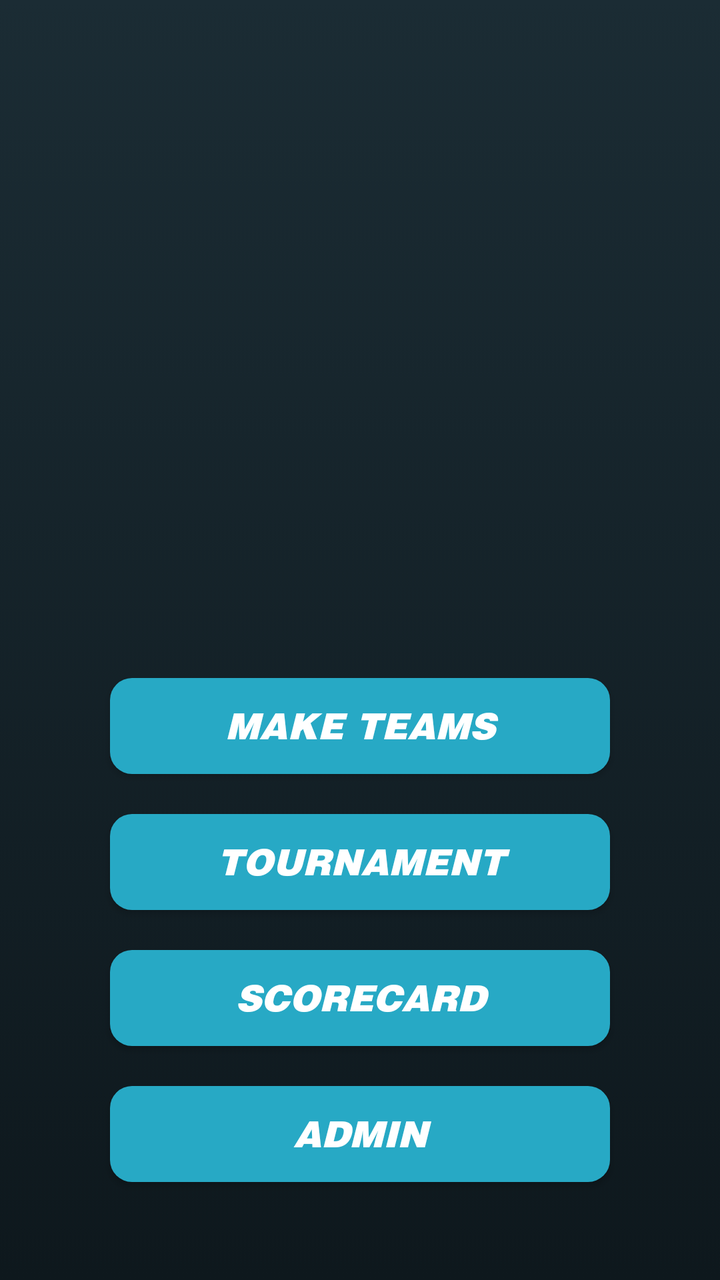
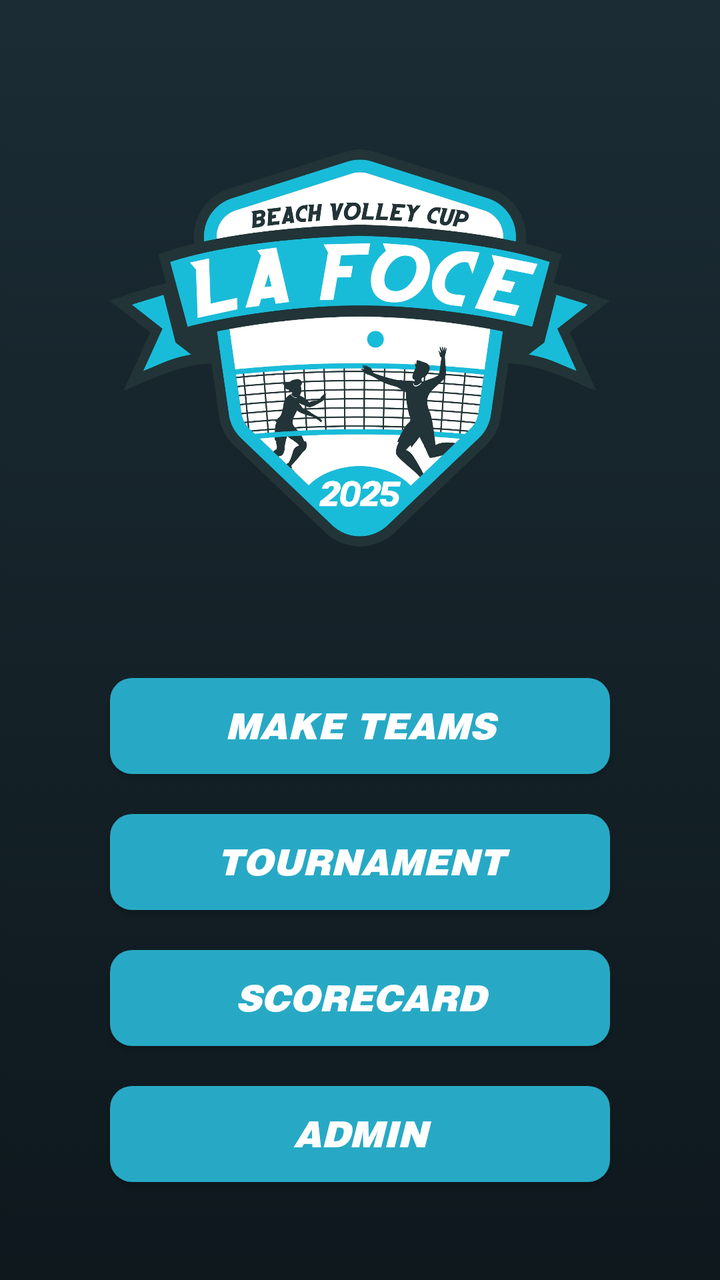

An Android layout rendered at two revisions. The XML below is the earlier revision; the diff shows what the commit changed to produce the second picture.
<!-- AndroidManifest.xml: activity theme Theme.MyApplication -->
<!-- res/layout/activity_main.xml -->
<?xml version="1.0" encoding="utf-8"?>
<LinearLayout xmlns:android="http://schemas.android.com/apk/res/android"
    android:layout_width="match_parent"
    android:layout_height="match_parent"
    android:gravity="center"
    android:orientation="vertical"
    android:padding="35dp">

    <ImageView
        android:id="@+id/imgLogo"
        android:layout_width="250dp"
        android:layout_height="250dp"
        android:src="@mipmap/logo_2025"
        android:clickable="true"
        android:focusable="true"
        android:contentDescription="@string/app_name"
        android:layout_marginBottom="40dp" />

    <TextView
        android:id="@+id/txtDB"
        android:layout_width="match_parent"
        android:layout_height="wrap_content"
        android:text="@string/staging_label"
        android:background="@color/main_orange"
        android:fontFamily="@font/helvetica_black"
        android:textStyle="bold|italic"
        android:textColor="@color/main_blue"
        android:textAlignment="center"
        android:textSize="22sp"
        android:visibility="gone"
        android:layout_marginBottom="10dp" />

    
    <Button
        android:id="@+id/btnOpenLive"
        android:layout_width="250dp"
        android:layout_height="wrap_content"
        android:background="@drawable/bg_live_badge"
        android:fontFamily="@font/helvetica_black"
        android:textStyle="bold|italic"
        android:textColor="@color/white"
        android:text="● LIVE"
        android:textAllCaps="true"
        android:textSize="18sp"
        android:paddingVertical="10dp"
        android:visibility="gone"
        android:layout_marginBottom="20dp" />

    <Button
        android:id="@+id/btnOpenGenerate"
        android:background="@drawable/buttons_main"
        android:fontFamily="@font/helvetica_black"
        android:textStyle="bold|italic"
        android:textColor="@color/white"
        android:layout_width="250dp"
        android:layout_height="wrap_content"
        android:text="@string/make_squads"
        android:textAllCaps="true"
        android:textSize="18sp"
        android:layout_marginBottom="20dp" />

    <Button
        android:id="@+id/btnOpenTournament"
        android:background="@drawable/buttons_main"
        android:fontFamily="@font/helvetica_black"
        android:textStyle="bold|italic"
        android:textColor="@color/white"
        android:layout_width="250dp"
        android:layout_height="wrap_content"
        android:text="@string/tournament"
        android:textAllCaps="true"
        android:textSize="18sp"
        android:layout_marginBottom="20dp" />

    <Button
        android:id="@+id/btnOpenScorecard"
        android:background="@drawable/buttons_main"
        android:fontFamily="@font/helvetica_black"
        android:textStyle="bold|italic"
        android:textColor="@color/white"
        android:layout_width="250dp"
        android:layout_height="wrap_content"
        android:text="@string/scorecard"
        android:textAllCaps="true"
        android:textSize="18sp"
        android:layout_marginBottom="20dp" />

    <Button
        android:id="@+id/btnOpenLogin"
        android:background="@drawable/buttons_main"
        android:fontFamily="@font/helvetica_black"
        android:textStyle="bold|italic"
        android:textColor="@color/white"
        android:layout_width="250dp"
        android:layout_height="wrap_content"
        android:text="@string/admin"
        android:textAllCaps="true"
        android:textSize="18sp" />
</LinearLayout>
<!-- resources referenced by this layout -->
<resources>
  <color name="main_blue">#27A9C5</color>
  <color name="main_orange">#FE7B00</color>
  <color name="white">#FFFFFFFF</color>
  <!-- drawable bg_live_badge (drawable) -->
  <?xml version="1.0" encoding="utf-8"?>
  <shape xmlns:android="http://schemas.android.com/apk/res/android"
      android:shape="rectangle">
      <solid android:color="@color/button_danger" />
      <corners android:radius="20dp" />
  </shape>
  <!-- drawable buttons_main (drawable) -->
  <?xml version="1.0" encoding="utf-8"?>
  <selector xmlns:android="http://schemas.android.com/apk/res/android">
      
      <item android:state_pressed="true"
          android:drawable="@drawable/button_main_pressed" />
  
      
      <item android:drawable="@drawable/button_main_default" />
  </selector>
  <!-- mipmap logo_2025 (mipmap-anydpi-v26) -->
  <?xml version="1.0" encoding="utf-8"?>
  <adaptive-icon xmlns:android="http://schemas.android.com/apk/res/android">
      <background android:drawable="@color/ic_launcher_background" />
      <foreground android:drawable="@mipmap/ic_launcher_foreground" />
  </adaptive-icon>
  <string name="admin">ADMIN</string>
  <string name="app_name" translatable="false">Team Maker</string>
  <string name="make_squads">MAKE TEAMS</string>
  <string name="scorecard">SCORECARD</string>
  <string name="staging_label" translatable="false">STAGING</string>
  <string name="tournament">TOURNAMENT</string>
  <style name="Theme.MyApplication" parent="Theme.AppCompat.Light.NoActionBar">
  
          
          <item name="android:windowBackground">@drawable/bg_scoreboard</item>
  
          
          <item name="android:statusBarColor">@color/scorecard_bg_top</item>
          <item name="android:navigationBarColor">@color/scorecard_bg_bottom</item>
          <item name="android:windowLightStatusBar">false</item>
  
      </style>
  <color name="button_danger">#CD403C</color>
  <!-- drawable button_main_pressed (drawable) -->
  <?xml version="1.0" encoding="utf-8"?>
  <shape xmlns:android="http://schemas.android.com/apk/res/android"
      android:shape="rectangle" >
      <corners android:radius="11dp" />
      <solid android:color="#3EB6D0" />
  </shape>
  <!-- drawable button_main_default (drawable) -->
  <?xml version="1.0" encoding="utf-8"?>
  <shape xmlns:android="http://schemas.android.com/apk/res/android"
      android:shape="rectangle" >
      <corners android:radius="11dp" />
      <solid android:color="@color/main_blue" />
  </shape>
  <color name="ic_launcher_background">#1B2C34</color>
  <!-- drawable bg_scoreboard (drawable) -->
  <?xml version="1.0" encoding="utf-8"?>
  <shape xmlns:android="http://schemas.android.com/apk/res/android"
      android:shape="rectangle"
      android:dither="true">
      <gradient
          android:type="linear"
          android:angle="270"
          android:startColor="@color/scorecard_bg_top"
          android:endColor="@color/scorecard_bg_bottom"
          android:dither="true" />
  </shape>
  <color name="scorecard_bg_top">#1B2C34</color>
  <color name="scorecard_bg_bottom">#0E181D</color>
</resources>

<!-- the commit's change to res/layout/activity_main.xml (unified diff, before → after) -->
@@ -10,7 +10,7 @@
         android:id="@+id/imgLogo"
         android:layout_width="250dp"
         android:layout_height="250dp"
-        android:src="@mipmap/logo_2025"
+        android:src="@drawable/logo_in_app"
         android:clickable="true"
         android:focusable="true"
         android:contentDescription="@string/app_name"
<!-- resource entries referenced after the edit -->
@@ -20,12 +20,7 @@
       
       <item android:drawable="@drawable/button_main_default" />
   </selector>
-  <!-- mipmap logo_2025 (mipmap-anydpi-v26) -->
-  <?xml version="1.0" encoding="utf-8"?>
-  <adaptive-icon xmlns:android="http://schemas.android.com/apk/res/android">
-      <background android:drawable="@color/ic_launcher_background" />
-      <foreground android:drawable="@mipmap/ic_launcher_foreground" />
-  </adaptive-icon>
+  <!-- drawable logo_in_app: png bitmap (drawable-nodpi, 840638 bytes) -->
   <string name="admin">ADMIN</string>
   <string name="app_name" translatable="false">Team Maker</string>
   <string name="make_squads">MAKE TEAMS</string>
@@ -58,7 +53,6 @@
       <corners android:radius="11dp" />
       <solid android:color="@color/main_blue" />
   </shape>
-  <color name="ic_launcher_background">#1B2C34</color>
   <!-- drawable bg_scoreboard (drawable) -->
   <?xml version="1.0" encoding="utf-8"?>
   <shape xmlns:android="http://schemas.android.com/apk/res/android"
